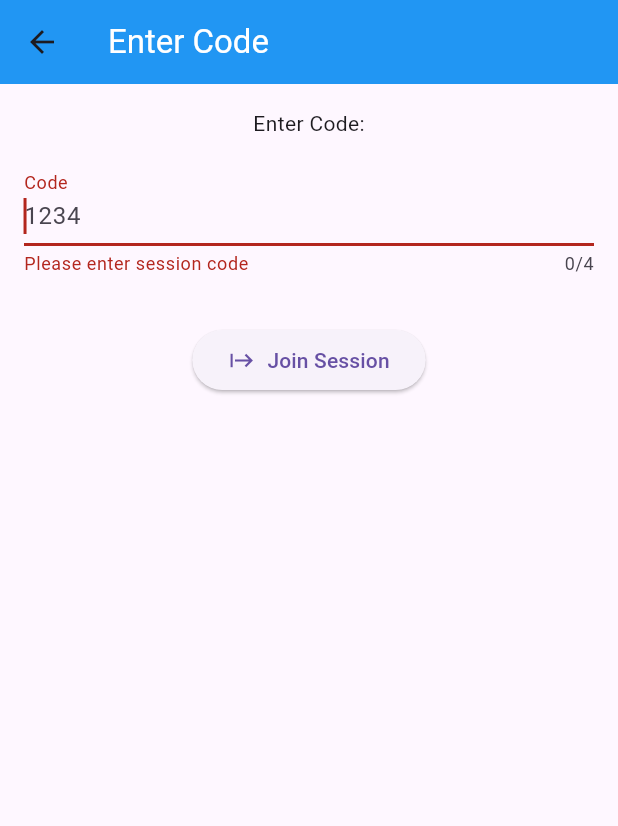
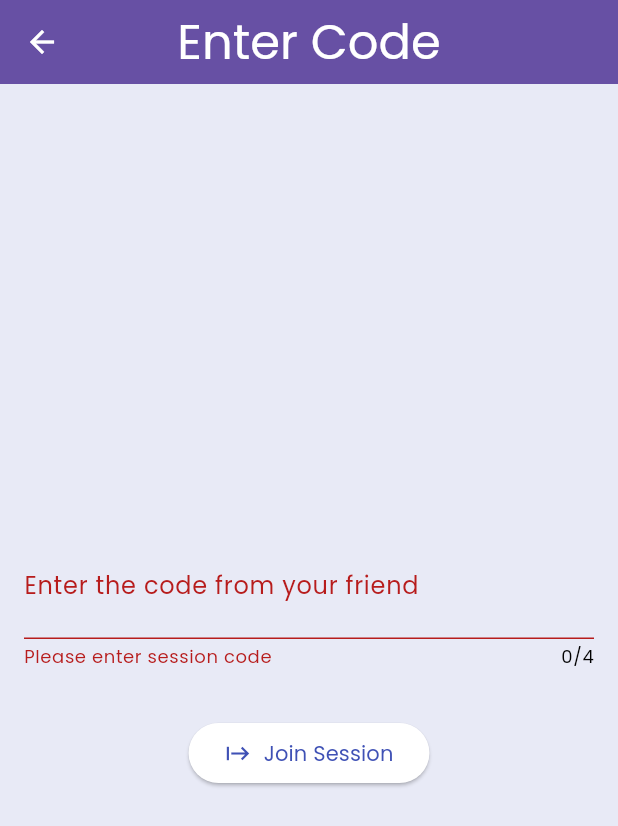
Before and after one commit to abou0323/MAD9135-Flutter-MovieNightApp, a Flutter app: the screen it shows after launch, after a tap on "Join Session", on a phone screen of 412 x 824 dp. Shown: the top 826 px of the screen. Run offline on Flutter 3.47's test engine with Material 3 defaults, Android fonts, the light colour scheme and no system bars; our stand-ins replace device_info_plus; missing offline and left inert: android_id; network calls fail.

Commit message:
added themes

```diff
--- a/lib/main.dart
+++ b/lib/main.dart
@@ -1,4 +1,5 @@
 import 'package:flutter/material.dart';
+import 'package:flutter/widgets.dart';
 import 'package:flutter_movie_night_app/screens/welcome_screen.dart';
 import 'package:flutter_movie_night_app/utils/app_state.dart';
 import 'package:provider/provider.dart';
@@ -15,7 +16,57 @@ class MainApp extends StatelessWidget {
 
   @override
   Widget build(BuildContext context) {
-    return const MaterialApp(
+    return MaterialApp(
+      debugShowCheckedModeBanner: false,
+      theme: ThemeData(
+        fontFamily: 'Poppins',
+        useMaterial3: true,
+        colorScheme: ColorScheme(
+          brightness: Brightness.light,
+          primary: Colors.indigo,
+          onPrimary: Colors.white,
+          secondary: Colors.indigo.shade100,
+          onSecondary: Colors.black,
+          error: Colors.red.shade900,
+          onError: Colors.red.shade500,
+          surface: Colors.indigo.shade50,
+          onSurface: Colors.black,
+        ),
+        textTheme: const TextTheme(
+          displayLarge: TextStyle(fontSize: 57),
+          displayMedium: TextStyle(fontSize: 45),
+          displaySmall: TextStyle(fontSize: 36),
+          headlineLarge: TextStyle(fontSize: 32), // used
+          headlineMedium: TextStyle(fontSize: 28),
+          headlineSmall: TextStyle(fontSize: 24),
+          titleLarge: TextStyle(fontSize: 22),
+          titleMedium: TextStyle(fontSize: 16), // used
+          titleSmall: TextStyle(fontSize: 14),
+          bodyLarge: TextStyle(fontSize: 16),
+          bodyMedium: TextStyle(fontSize: 14),
+          bodySmall: TextStyle(fontSize: 12),
+          labelLarge: TextStyle(fontSize: 14),
+          labelMedium: TextStyle(fontSize: 12),
+          labelSmall: TextStyle(fontSize: 11),
+        ),
+        appBarTheme: AppBarTheme(
+          color: Theme.of(context).colorScheme.primary,
+          centerTitle: true,
+          titleTextStyle: TextStyle(
+            fontFamily: 'Poppins',
+            color: Theme.of(context).colorScheme.onPrimary,
+            fontSize: Theme.of(context).textTheme.headlineLarge?.fontSize,
+          ),
+          iconTheme: IconThemeData(
+            color: Theme.of(context).colorScheme.onPrimary,
+          ),
+        ),
+        elevatedButtonTheme: ElevatedButtonThemeData(
+          style: ElevatedButton.styleFrom(
+            backgroundColor: Theme.of(context).colorScheme.onPrimary,
+          ),
+        ),
+      ),
       home: WelcomeScreen(),
     );
   }
--- a/lib/screens/enter_code_screen.dart
+++ b/lib/screens/enter_code_screen.dart
@@ -23,11 +23,9 @@ class _EnterCodeScreenState extends State<EnterCodeScreen> {
       appBar: AppBar(
         title: Text(
           'Enter Code',
-          style: TextStyle(color: Colors.white),
         ),
-        backgroundColor: Colors.blue,
       ),
-      body: SingleChildScrollView(
+      body: Center(
         child: Padding(
           padding: const EdgeInsets.all(16.0),
           child: Form(
@@ -36,22 +34,15 @@ class _EnterCodeScreenState extends State<EnterCodeScreen> {
             child: Column(
               mainAxisAlignment: MainAxisAlignment.center,
               children: [
-                Text(
-                  'Enter Code:',
-                  // style: Theme.of(context)
-                  //     .textTheme
-                  //     .titleLarge
-                  //     ?.copyWith(fontWeight: FontWeight.bold),
-                ),
-                const SizedBox(height: 16.0),
                 TextFormField(
-                  autofocus: true,
+                  // autofocus: true,
                   decoration: const InputDecoration(
                     hintText: '1234',
-                    labelText: 'Code',
+                    labelText: 'Enter the code from your friend',
                   ),
                   keyboardType: TextInputType.number,
                   maxLength: 4,
+                  style: Theme.of(context).textTheme.headlineLarge,
                   onSaved: (value) {
                     _data.code = value!;
                   },
--- a/lib/screens/welcome_screen.dart
+++ b/lib/screens/welcome_screen.dart
@@ -30,11 +30,10 @@ class _WelcomeScreenState extends State<WelcomeScreen> {
     return Scaffold(
       appBar: AppBar(
         title: Text('Movie Night'),
-        backgroundColor: Colors.blue,
       ),
       body: Center(
         child: Column(
-          mainAxisAlignment: MainAxisAlignment.center,
+          mainAxisAlignment: MainAxisAlignment.spaceEvenly,
           children: [
             ElevatedButton(
               onPressed: () {
@@ -53,7 +52,8 @@ class _WelcomeScreenState extends State<WelcomeScreen> {
                 ],
               ),
             ),
-            Text("Choose an option to begin"),
+            Text("Choose an option to begin",
+                style: Theme.of(context).textTheme.titleMedium),
             ElevatedButton(
               onPressed: () {
                 Navigator.push(
```
Also changed, not shown: lib/screens/share_code_screen.dart (+25 -4 lines), pubspec.yaml (+11 -0 lines), assets/fonts/Poppins/Poppins-Bold.ttf (added), assets/fonts/Poppins/Poppins-ExtraLight.ttf (added), assets/fonts/Poppins/Poppins-Italic.ttf (added), assets/fonts/Poppins/Poppins-Regular.ttf (added), assets/fonts/Poppins/Poppins-SemiBoldItalic.ttf (added).
